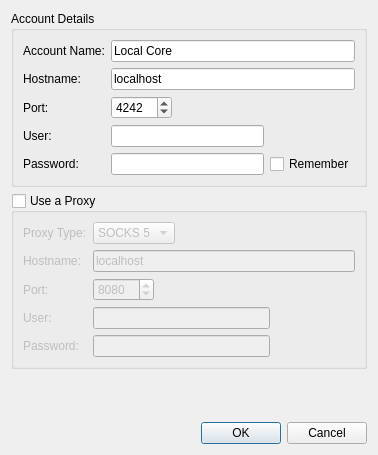
The window that src/qtui/settingspages/coreaccounteditdlg.ui (quassel/quassel) describes before a commit, drawn with Qt 5.
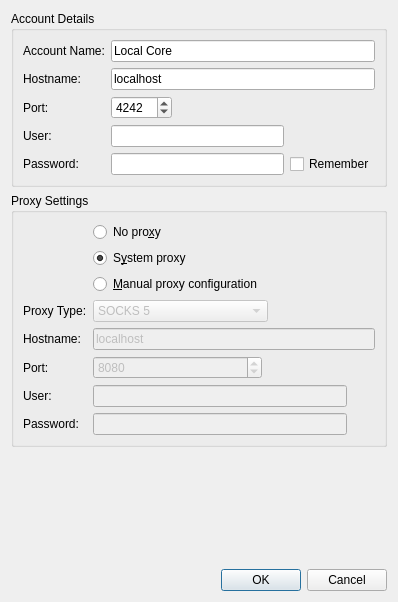
The same window after the commit.

Commit message: Add system proxy support for quassel-client

Patch:
```diff
--- a/src/qtui/settingspages/coreaccounteditdlg.ui
+++ b/src/qtui/settingspages/coreaccounteditdlg.ui
@@ -6,8 +6,8 @@
    <rect>
     <x>0</x>
     <y>0</y>
-    <width>378</width>
-    <height>455</height>
+    <width>398</width>
+    <height>602</height>
    </rect>
   </property>
   <property name="windowTitle">
@@ -124,24 +124,21 @@
    <item>
     <widget class="QGroupBox" name="useProxy">
      <property name="title">
-      <string>Use a Proxy</string>
-     </property>
-     <property name="checkable">
-      <bool>true</bool>
-     </property>
-     <property name="checked">
-      <bool>false</bool>
+      <string>Proxy Settings</string>
      </property>
      <layout class="QGridLayout" name="gridLayout">
-      <item row="0" column="0">
-       <widget class="QLabel" name="label_5">
+      <item row="3" column="0">
+       <widget class="QLabel" name="label_7">
         <property name="text">
-         <string>Proxy Type:</string>
+         <string>Port:</string>
         </property>
        </widget>
       </item>
-      <item row="0" column="1" colspan="2">
+      <item row="1" column="2" colspan="2">
        <widget class="QComboBox" name="proxyType">
+        <property name="enabled">
+         <bool>false</bool>
+        </property>
         <item>
          <property name="text">
           <string>SOCKS 5</string>
@@ -154,7 +151,7 @@
         </item>
        </widget>
       </item>
-      <item row="0" column="3">
+      <item row="1" column="4">
        <spacer name="horizontalSpacer">
         <property name="orientation">
          <enum>Qt::Horizontal</enum>
@@ -167,29 +164,35 @@
         </property>
        </spacer>
       </item>
-      <item row="1" column="0">
+      <item row="2" column="0">
        <widget class="QLabel" name="label_6">
         <property name="text">
          <string>Hostname:</string>
         </property>
        </widget>
       </item>
-      <item row="1" column="1" colspan="4">
+      <item row="2" column="2" colspan="4">
        <widget class="QLineEdit" name="proxyHostName">
+        <property name="enabled">
+         <bool>false</bool>
+        </property>
         <property name="text">
          <string>localhost</string>
         </property>
        </widget>
       </item>
-      <item row="2" column="0">
-       <widget class="QLabel" name="label_7">
-        <property name="text">
-         <string>Port:</string>
+      <item row="4" column="2" colspan="3">
+       <widget class="QLineEdit" name="proxyUser">
+        <property name="enabled">
+         <bool>false</bool>
         </property>
        </widget>
       </item>
-      <item row="2" column="1">
+      <item row="3" column="2">
        <widget class="QSpinBox" name="proxyPort">
+        <property name="enabled">
+         <bool>false</bool>
+        </property>
         <property name="sizePolicy">
          <sizepolicy hsizetype="Preferred" vsizetype="Fixed">
           <horstretch>0</horstretch>
@@ -207,7 +210,7 @@
         </property>
        </widget>
       </item>
-      <item row="2" column="2" colspan="2">
+      <item row="3" column="3" colspan="2">
        <spacer name="horizontalSpacer_3">
         <property name="orientation">
          <enum>Qt::Horizontal</enum>
@@ -220,31 +223,31 @@
         </property>
        </spacer>
       </item>
-      <item row="3" column="0">
+      <item row="4" column="0">
        <widget class="QLabel" name="label_8">
         <property name="text">
          <string>User:</string>
         </property>
        </widget>
       </item>
-      <item row="3" column="1" colspan="3">
-       <widget class="QLineEdit" name="proxyUser"/>
-      </item>
-      <item row="4" column="0">
+      <item row="5" column="0">
        <widget class="QLabel" name="label_9">
         <property name="text">
          <string>Password:</string>
         </property>
        </widget>
       </item>
-      <item row="4" column="1" colspan="3">
+      <item row="5" column="2" colspan="3">
        <widget class="QLineEdit" name="proxyPassword">
+        <property name="enabled">
+         <bool>false</bool>
+        </property>
         <property name="echoMode">
          <enum>QLineEdit::Password</enum>
         </property>
        </widget>
       </item>
-      <item row="3" column="4">
+      <item row="4" column="5">
        <spacer name="horizontalSpacer_4">
         <property name="orientation">
          <enum>Qt::Horizontal</enum>
@@ -257,7 +260,7 @@
         </property>
        </spacer>
       </item>
-      <item row="4" column="4">
+      <item row="5" column="5">
        <spacer name="horizontalSpacer_5">
         <property name="orientation">
          <enum>Qt::Horizontal</enum>
@@ -270,6 +273,50 @@
         </property>
        </spacer>
       </item>
+      <item row="1" column="0">
+       <widget class="QLabel" name="label_5">
+        <property name="text">
+         <string>Proxy Type:</string>
+        </property>
+       </widget>
+      </item>
+      <item row="0" column="2">
+       <layout class="QVBoxLayout" name="verticalLayoutProxyRadioGroup">
+        <item>
+         <widget class="QRadioButton" name="radioButtonNoProxy">
+          <property name="text">
+           <string>No pro&amp;xy</string>
+          </property>
+          <attribute name="buttonGroup">
+           <string notr="true">buttonGroupProxyType</string>
+          </attribute>
+         </widget>
+        </item>
+        <item>
+         <widget class="QRadioButton" name="radioButtonSystemProxy">
+          <property name="text">
+           <string>S&amp;ystem proxy</string>
+          </property>
+          <property name="checked">
+           <bool>true</bool>
+          </property>
+          <attribute name="buttonGroup">
+           <string notr="true">buttonGroupProxyType</string>
+          </attribute>
+         </widget>
+        </item>
+        <item>
+         <widget class="QRadioButton" name="radioButtonManualProxy">
+          <property name="text">
+           <string>&amp;Manual proxy configuration</string>
+          </property>
+          <attribute name="buttonGroup">
+           <string notr="true">buttonGroupProxyType</string>
+          </attribute>
+         </widget>
+        </item>
+       </layout>
+      </item>
      </layout>
     </widget>
    </item>
```
Left out of the diff: 6 changed lines with no effect on the pictures. The commit also changes 5 other files.
